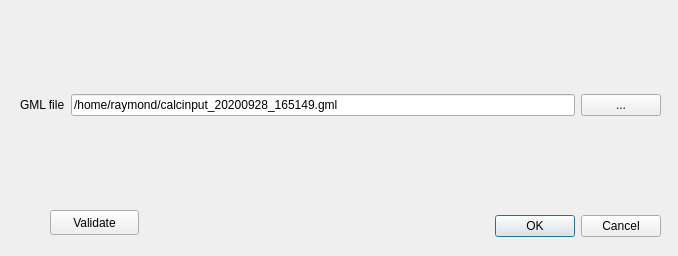
First picture: the form in ImaerPlugin/connect_calc_dlg.ui, repository opengeogroep/AERIUS-QGIS-plugins, before the edit.
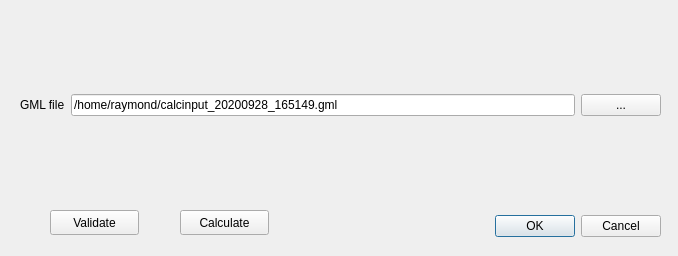
Second picture: the form after the edit.

Commit message: connect calculate working example

```diff
--- a/ImaerPlugin/connect_calc_dlg.ui
+++ b/ImaerPlugin/connect_calc_dlg.ui
@@ -75,6 +75,19 @@
     <string>Validate</string>
    </property>
   </widget>
+  <widget class="QPushButton" name="button_calculate">
+   <property name="geometry">
+    <rect>
+     <x>180</x>
+     <y>210</y>
+     <width>89</width>
+     <height>25</height>
+    </rect>
+   </property>
+   <property name="text">
+    <string>Calculate</string>
+   </property>
+  </widget>
  </widget>
  <resources/>
  <connections>
```
The commit also changes 3 other files.
